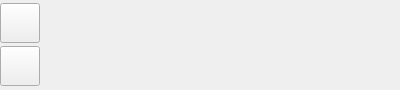
analogdevicesinc/scopy, file core/ui/devicebrowser.ui: the form before one commit.
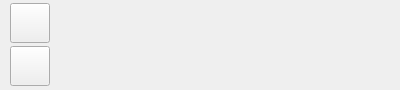
The form after the commit. Icons and pictures are not drawn.

Commit message: ui: Apply some style to main window

What changed in the file:
```diff
--- a/core/ui/devicebrowser.ui
+++ b/core/ui/devicebrowser.ui
@@ -24,7 +24,7 @@
     <number>0</number>
    </property>
    <property name="leftMargin">
-    <number>0</number>
+    <number>10</number>
    </property>
    <property name="topMargin">
     <number>0</number>
```
The commit also changes 3 other files.
